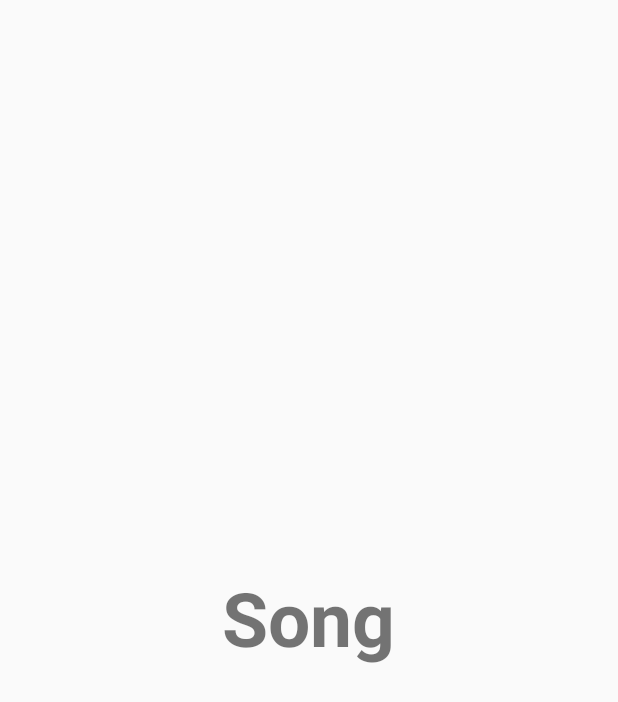
After one commit to Red-Deathh/Music-Player-App, an Android app: the layout fragment_songs.xml on its own in the app's theme, with its tools: preview values and no code run, on a phone screen of 412 x 824 dp. The commit adds this screen. Shown: the top 702 px of the screen. Run offline under Robolectric (Android 15) with nearby library versions, the phone set to English and light mode, and no system bars.

```diff
--- /dev/null
+++ b/app/src/main/res/layout/fragment_songs.xml
@@ -0,0 +1,19 @@
+<?xml version="1.0" encoding="utf-8"?>
+<RelativeLayout xmlns:android="http://schemas.android.com/apk/res/android"
+    xmlns:app="http://schemas.android.com/apk/res-auto"
+    xmlns:tools="http://schemas.android.com/tools"
+    android:layout_width="match_parent"
+    android:layout_height="match_parent"
+    tools:context=".ui.songs.SongFragment">
+
+    <TextView
+        android:layout_width="wrap_content"
+        android:layout_height="wrap_content"
+        android:layout_centerHorizontal="true"
+        android:layout_centerVertical="true"
+        android:text="Song"
+        android:textSize="50dp"
+        android:textStyle="bold" />
+
+
+</RelativeLayout>
--- /dev/null
+++ b/app/src/main/res/values/dimens.xml
@@ -0,0 +1,5 @@
+<resources>
+    <!-- Default screen margins, per the Android Design guidelines. -->
+    <dimen name="activity_horizontal_margin">16dp</dimen>
+    <dimen name="activity_vertical_margin">16dp</dimen>
+</resources>
```
Also changed, not shown: app/src/main/java/com/derron/musicplayer/MainActivity.java (+9 -2 lines), app/src/main/java/com/derron/musicplayer/ui/album/AlbumFragment.java (added, +31 -0 lines), app/src/main/java/com/derron/musicplayer/ui/album/AlbumViewModel.java (added, +19 -0 lines), app/src/main/java/com/derron/musicplayer/ui/playlist/PlaylistFragment.java (added, +32 -0 lines), app/src/main/java/com/derron/musicplayer/ui/playlist/PlaylistViewModel.java (added, +19 -0 lines), app/src/main/java/com/derron/musicplayer/ui/songs/SongFragment.java (added, +31 -0 lines), app/src/main/res/layout/activity_main.xml (+28 -0 lines), app/src/main/res/layout/mini_player.xml (added, +22 -0 lines), app/src/main/res/navigation/mobile_navigation.xml (added, +25 -0 lines).
